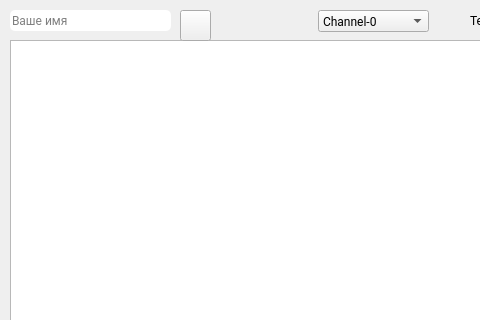
Qt form view/chat.ui (Njves/Chat) before a commit; both pictures show x 0 to 480 and y 0 to 320 of the 601 by 458 pixel window.
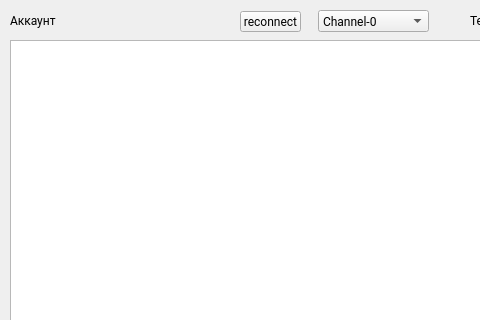
The same form after that commit. Icons and pictures are not drawn.

```diff
--- a/view/chat.ui
+++ b/view/chat.ui
@@ -48,22 +48,6 @@
      </rect>
     </property>
    </widget>
-   <widget class="QLineEdit" name="lineEdit_sender">
-    <property name="geometry">
-     <rect>
-      <x>10</x>
-      <y>10</y>
-      <width>161</width>
-      <height>21</height>
-     </rect>
-    </property>
-    <property name="styleSheet">
-     <string notr="true">border-radius: 5px;</string>
-    </property>
-    <property name="placeholderText">
-     <string>Ваше имя</string>
-    </property>
-   </widget>
    <widget class="QLabel" name="label_state">
     <property name="geometry">
      <rect>
@@ -115,17 +99,30 @@
    <widget class="QPushButton" name="pushButton_reconnect">
     <property name="geometry">
      <rect>
-      <x>180</x>
-      <y>10</y>
-      <width>31</width>
-      <height>31</height>
+      <x>240</x>
+      <y>11</y>
+      <width>61</width>
+      <height>21</height>
      </rect>
     </property>
     <property name="styleSheet">
      <string notr="true"/>
     </property>
     <property name="text">
-     <string/>
+     <string>reconnect</string>
+    </property>
+   </widget>
+   <widget class="QLabel" name="label_account">
+    <property name="geometry">
+     <rect>
+      <x>10</x>
+      <y>0</y>
+      <width>171</width>
+      <height>41</height>
+     </rect>
+    </property>
+    <property name="text">
+     <string>Аккаунт</string>
     </property>
    </widget>
   </widget>
```
